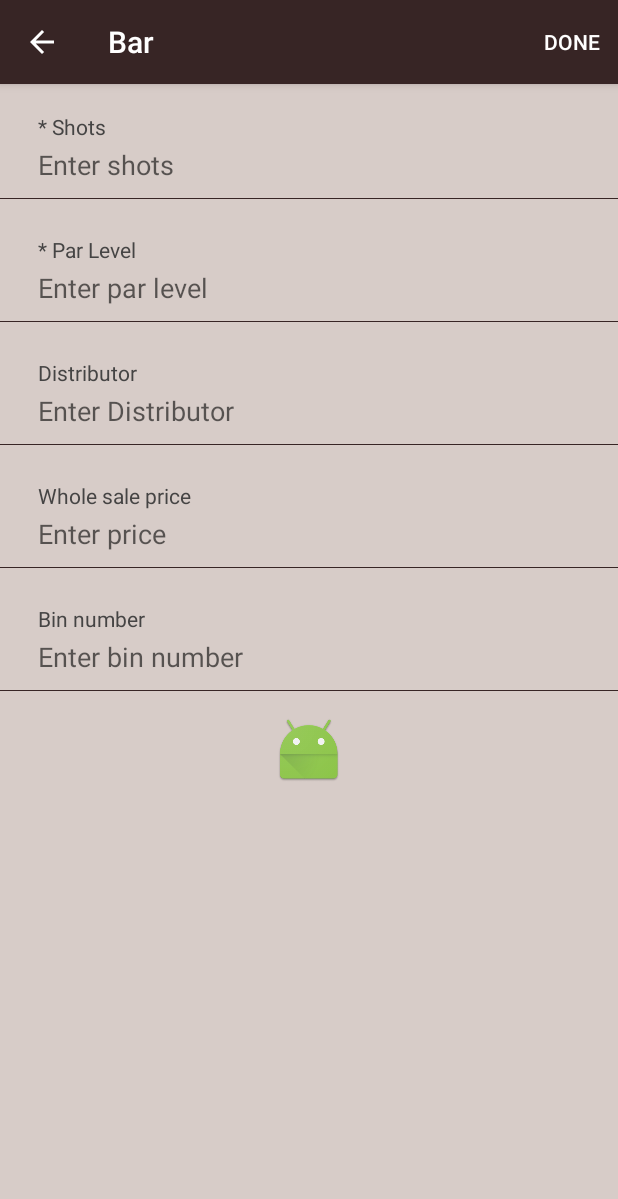
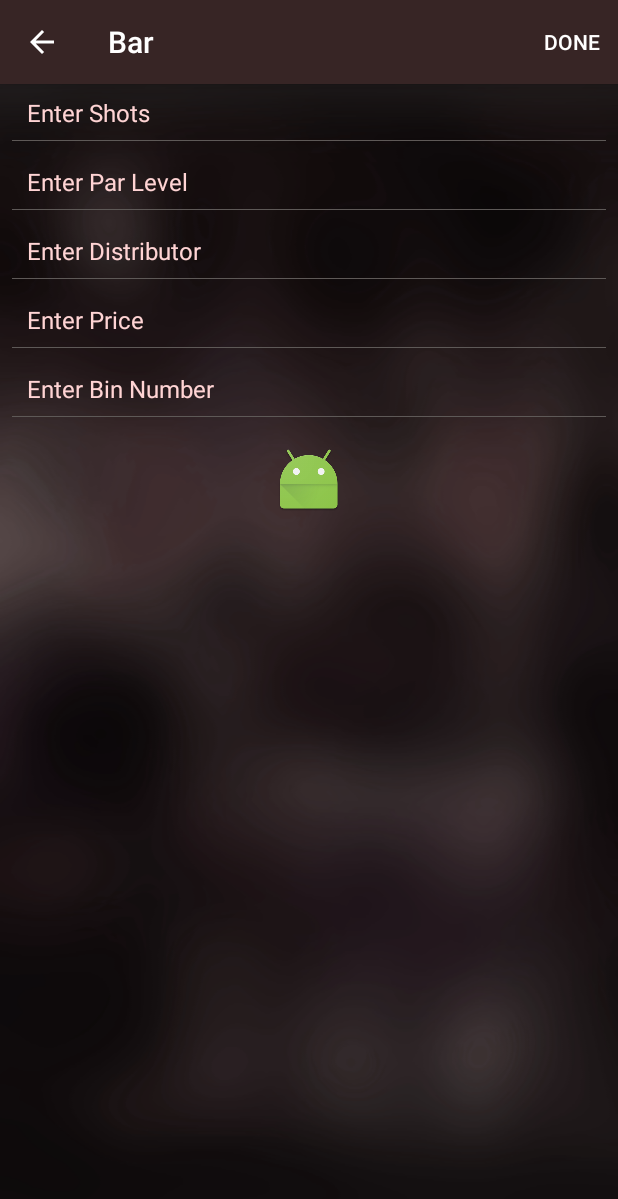
Before and after one commit to KyrosTechnologies/Bar, an Android app: the BottleDescriptionActivity screen opened directly, with no data from a screen before it, on a phone screen of 412 x 824 dp. Shown: the top 1199 px of the screen. Run offline under Robolectric (Android 15) with nearby library versions, the phone set to English and light mode, and no system bars.

Commit message:
Latest Design

```diff
--- a/app/src/main/res/layout/activity_bottle_description.xml
+++ b/app/src/main/res/layout/activity_bottle_description.xml
@@ -4,7 +4,7 @@
     xmlns:tools="http://schemas.android.com/tools"
     android:layout_width="match_parent"
     android:layout_height="match_parent"
-    android:background="@color/backgroundcolor"
+    android:background="@drawable/splash"
     tools:context="com.kyros.technologies.bar.BottleDescriptionActivity">
 
 <ScrollView
@@ -19,150 +19,123 @@
             <LinearLayout
                 android:layout_width="match_parent"
                 android:layout_height="wrap_content"
-                android:layout_marginBottom="5dp"
-                android:layout_marginTop="15dp"
+                android:layout_margin="8dp"
                 android:orientation="vertical">
-                <TextView
-                    android:layout_width="wrap_content"
-                    android:layout_height="wrap_content"
-                    android:text="* Shots"
-                    android:layout_marginTop="3dp"
-                    android:layout_marginLeft="25dp"
-                    android:textSize="14sp"
-                    android:textColor="@color/lightblack"/>
                     <EditText
                         android:layout_width="match_parent"
                         android:layout_height="wrap_content"
-                    android:layout_marginTop="3dp"
-                    android:inputType="number"
-                    android:layout_marginLeft="25dp"
+                        android:hint="Enter Shots"
+                        android:textColorHint="@color/edit"
+                        android:paddingLeft="10dp"
                         android:background="@android:color/transparent"
-                    android:hint="Enter shots"/>
+                        android:textColor="@color/white"
+                        android:textSize="16sp"
+                        android:inputType="textPersonName"/>
 
                     <View
                         android:layout_width="match_parent"
-                    android:layout_marginTop="10dp"
                         android:layout_height="0.5dp"
-                    android:background="@color/colorPrimary"/>
+                        android:background="@color/edittext"
+                        android:layout_marginTop="7dp"/>
 
             </LinearLayout>
+
     <LinearLayout
         android:layout_width="match_parent"
         android:layout_height="wrap_content"
-        android:layout_marginBottom="5dp"
-        android:layout_marginTop="15dp"
+        android:layout_margin="8dp"
         android:orientation="vertical">
-        <TextView
-            android:layout_width="wrap_content"
-            android:layout_height="wrap_content"
-            android:text="* Par Level"
-            android:layout_marginTop="3dp"
-            android:layout_marginLeft="25dp"
-            android:textSize="14sp"
-            android:textColor="@color/lightblack"/>
         <EditText
             android:layout_width="match_parent"
             android:layout_height="wrap_content"
-            android:layout_marginTop="3dp"
-            android:layout_marginLeft="25dp"
-            android:inputType="number"
+            android:hint="Enter Par Level"
+            android:textColorHint="@color/edit"
+            android:paddingLeft="10dp"
             android:background="@android:color/transparent"
-            android:hint="Enter par level"/>
+            android:textColor="@color/white"
+            android:textSize="16sp"
+            android:inputType="textPersonName"/>
 
         <View
             android:layout_width="match_parent"
-            android:layout_marginTop="10dp"
             android:layout_height="0.5dp"
-            android:background="@color/colorPrimary"/>
+            android:background="@color/edittext"
+            android:layout_marginTop="7dp"/>
 
     </LinearLayout>
+
     <LinearLayout
         android:layout_width="match_parent"
         android:layout_height="wrap_content"
-        android:layout_marginBottom="5dp"
-        android:layout_marginTop="15dp"
+        android:layout_margin="8dp"
         android:orientation="vertical">
-        <TextView
-            android:layout_width="wrap_content"
-            android:layout_height="wrap_content"
-            android:text="Distributor"
-            android:layout_marginTop="3dp"
-            android:layout_marginLeft="25dp"
-            android:textSize="14sp"
-            android:textColor="@color/lightblack"/>
         <EditText
             android:layout_width="match_parent"
             android:layout_height="wrap_content"
-            android:layout_marginTop="3dp"
-            android:layout_marginLeft="25dp"
+            android:hint="Enter Distributor"
+            android:textColorHint="@color/edit"
+            android:paddingLeft="10dp"
             android:background="@android:color/transparent"
-            android:hint="Enter Distributor"/>
+            android:textColor="@color/white"
+            android:textSize="16sp"
+            android:inputType="textPersonName"/>
 
         <View
             android:layout_width="match_parent"
-            android:layout_marginTop="10dp"
             android:layout_height="0.5dp"
-            android:background="@color/colorPrimary"/>
+            android:background="@color/edittext"
+            android:layout_marginTop="7dp"/>
 
     </LinearLayout>
+
     <LinearLayout
         android:layout_width="match_parent"
         android:layout_height="wrap_content"
-        android:layout_marginBottom="5dp"
-        android:layout_marginTop="15dp"
+        android:layout_margin="8dp"
         android:orientation="vertical">
-        <TextView
-            android:layout_width="wrap_content"
-            android:layout_height="wrap_content"
-            android:text="Whole sale price"
-            android:layout_marginTop="3dp"
-            android:layout_marginLeft="25dp"
-            android:textSize="14sp"
-            android:textColor="@color/lightblack"/>
         <EditText
             android:layout_width="match_parent"
             android:layout_height="wrap_content"
-            android:layout_marginTop="3dp"
-            android:layout_marginLeft="25dp"
+            android:hint="Enter Price"
+            android:textColorHint="@color/edit"
+            android:paddingLeft="10dp"
             android:background="@android:color/transparent"
-            android:hint="Enter price"/>
+            android:textColor="@color/white"
+            android:textSize="16sp"
+            android:inputType="textPersonName"/>
 
         <View
             android:layout_width="match_parent"
-            android:layout_marginTop="10dp"
             android:layout_height="0.5dp"
-            android:background="@color/colorPrimary"/>
+            android:background="@color/edittext"
+            android:layout_marginTop="7dp"/>
 
     </LinearLayout>
+
     <LinearLayout
         android:layout_width="match_parent"
         android:layout_height="wrap_content"
-        android:layout_marginBottom="5dp"
-        android:layout_marginTop="15dp"
+        android:layout_margin="8dp"
         android:orientation="vertical">
-        <TextView
-            android:layout_width="wrap_content"
-            android:layout_height="wrap_content"
-            android:text="Bin number"
-            android:layout_marginTop="3dp"
-            android:layout_marginLeft="25dp"
-            android:textSize="14sp"
-            android:textColor="@color/lightblack"/>
         <EditText
             android:layout_width="match_parent"
             android:layout_height="wrap_content"
-            android:layout_marginTop="3dp"
-            android:layout_marginLeft="25dp"
+            android:hint="Enter Bin Number"
+            android:textColorHint="@color/edit"
+            android:paddingLeft="10dp"
             android:background="@android:color/transparent"
-            android:hint="Enter bin number"/>
+            android:textColor="@color/white"
+            android:textSize="16sp"
+            android:inputType="textPersonName"/>
 
         <View
             android:layout_width="match_parent"
-            android:layout_marginTop="10dp"
             android:layout_height="0.5dp"
-            android:background="@color/colorPrimary"/>
+            android:background="@color/edittext"
+            android:layout_marginTop="7dp"/>
 
     </LinearLayout>
+
     <LinearLayout
         android:layout_width="match_parent"
         android:layout_height="wrap_content"
@@ -175,6 +148,9 @@
             android:layout_gravity="center"
             android:src="@mipmap/ic_launcher"/>
     </LinearLayout>
+
 </LinearLayout>
+
 </ScrollView>
+
 </LinearLayout>
--- a/app/src/main/res/layout/activity_section_bottles.xml
+++ b/app/src/main/res/layout/activity_section_bottles.xml
@@ -111,9 +111,8 @@
 
     <LinearLayout
         android:layout_width="match_parent"
-        android:layout_height="55dp"
+        android:layout_height="wrap_content"
         android:orientation="vertical"
-        android:background="@color/linear_part"
         android:layout_alignParentBottom="true"
         android:layout_alignParentStart="true">
 
@@ -121,12 +120,13 @@
             android:layout_width="match_parent"
             android:layout_height="0.5dp"
             android:layout_marginBottom="5dp"
-            android:background="@color/colorPrimary"/>
+            android:background="@color/edittext"/>
 
         <LinearLayout
             android:layout_width="match_parent"
             android:layout_height="wrap_content"
             android:weightSum="100"
+            android:layout_margin="10dp"
             android:orientation="horizontal">
 
             <LinearLayout
@@ -138,17 +138,15 @@
                 android:id="@+id/add_bottle_act"
                 android:orientation="vertical">
 
+                <ImageView
+                    android:layout_width="35dp"
+                    android:layout_height="35dp"
+                    android:layout_gravity="center"
+                    android:src="@drawable/bottle"/>
                 <TextView
                     android:layout_width="wrap_content"
                     android:layout_height="wrap_content"
-                    android:textColor="@color/lightblack"
-                    android:textSize="18sp"
-                    android:text="+"/>
-
-                <TextView
-                    android:layout_width="wrap_content"
-                    android:layout_height="wrap_content"
-                    android:textColor="@color/lightblack"
+                    android:textColor="@color/edit"
                     android:textSize="18sp"
                     android:text="Add Bottle"/>
 
@@ -163,16 +161,16 @@
                 android:orientation="vertical">
 
                 <ImageView
-                    android:layout_width="wrap_content"
-                    android:layout_height="wrap_content"
+                    android:layout_width="35dp"
+                    android:layout_height="35dp"
                     android:textColor="@color/lightblack"
                     android:textSize="18sp"
-                    android:src="@drawable/edit_20"/>
+                    android:src="@drawable/edit"/>
 
                 <TextView
                     android:layout_width="wrap_content"
                     android:layout_height="wrap_content"
-                    android:textColor="@color/lightblack"
+                    android:textColor="@color/edit"
                     android:textSize="18sp"
                     android:text="Edit"/>
 
--- a/app/src/main/res/layout/liquor_slider.xml
+++ b/app/src/main/res/layout/liquor_slider.xml
@@ -3,7 +3,7 @@
     android:orientation="vertical"
     android:layout_width="match_parent"
     android:layout_height="match_parent"
-    android:background="@color/backgroundcolor">
+    android:background="@drawable/splash">
 
     <LinearLayout
         android:layout_width="match_parent"
@@ -24,14 +24,14 @@
     <ImageView
         android:layout_width="65dp"
         android:layout_height="65dp"
-        android:src="@mipmap/ic_launcher"
+        android:src="@drawable/liquier"
         android:layout_marginLeft="10dp"/>
 
             <TextView
                 android:layout_width="wrap_content"
                 android:layout_height="wrap_content"
                 android:text="Shots"
-                android:textColor="@color/lightblack"
+                android:textColor="@color/edit"
                 android:textSize="16sp"
                 android:layout_gravity="center"
                 android:layout_marginTop="5dp"/>
@@ -43,7 +43,7 @@
             android:layout_height="wrap_content"
             android:text="*12"
             android:textSize="16sp"
-            android:textColor="@color/lightblack"
+            android:textColor="@color/edit"
             android:layout_gravity="start|center"
             android:layout_marginLeft="85dp"/>
 
@@ -52,7 +52,7 @@
             android:layout_height="wrap_content"
             android:text="Edit"
             android:textSize="16sp"
-            android:textColor="@color/lightblack"
+            android:textColor="@color/edit"
             android:layout_gravity="center|end"
             android:layout_marginRight="5dp"/>
 
@@ -80,7 +80,7 @@
                 android:layout_height="wrap_content"
                 android:text="Bottle Name"
                 android:textSize="18sp"
-                android:textColor="@color/lightblack"
+                android:textColor="@color/edit"
                 android:layout_gravity="center"/>
 
             <ImageView
```
Also changed, not shown: app/src/main/res/drawable/add.png, app/src/main/res/drawable/minus.png. Lines whose indentation alone changed are shown as unchanged.
